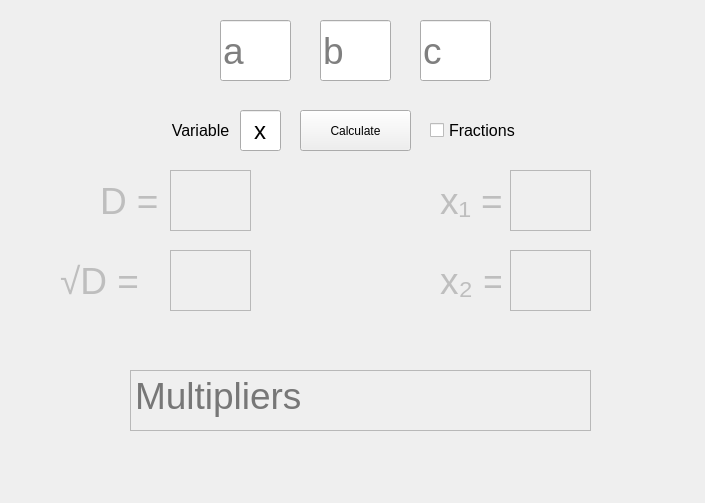
Old version of the form form.ui in the repository Alex482Ukr/QEQt.
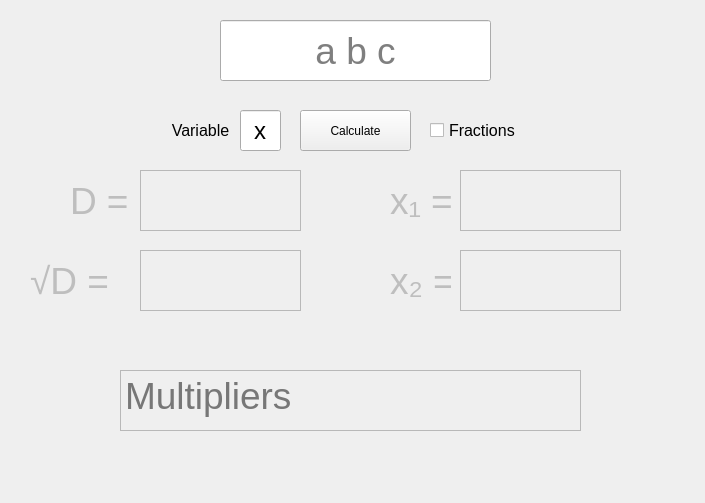
New version of the form.

What changed in the file:
```diff
--- a/form.ui
+++ b/form.ui
@@ -39,7 +39,7 @@
     <rect>
      <x>220</x>
      <y>20</y>
-     <width>71</width>
+     <width>271</width>
      <height>61</height>
     </rect>
    </property>
@@ -51,50 +51,11 @@
    <property name="text">
     <string/>
    </property>
-   <property name="placeholderText">
-    <string>a</string>
+   <property name="alignment">
+    <set>Qt::AlignCenter</set>
    </property>
-  </widget>
-  <widget class="QLineEdit" name="lineEdit_b">
-   <property name="geometry">
-    <rect>
-     <x>320</x>
-     <y>20</y>
-     <width>71</width>
-     <height>61</height>
-    </rect>
-   </property>
-   <property name="font">
-    <font>
-     <pointsize>28</pointsize>
-    </font>
-   </property>
-   <property name="text">
-    <string/>
-   </property>
    <property name="placeholderText">
-    <string>b</string>
-   </property>
-  </widget>
-  <widget class="QLineEdit" name="lineEdit_c">
-   <property name="geometry">
-    <rect>
-     <x>420</x>
-     <y>20</y>
-     <width>71</width>
-     <height>61</height>
-    </rect>
-   </property>
-   <property name="font">
-    <font>
-     <pointsize>28</pointsize>
-    </font>
-   </property>
-   <property name="text">
-    <string/>
-   </property>
-   <property name="placeholderText">
-    <string>c</string>
+    <string>a b c</string>
    </property>
   </widget>
   <widget class="QLabel" name="label_d">
@@ -103,7 +64,7 @@
    </property>
    <property name="geometry">
     <rect>
-     <x>100</x>
+     <x>70</x>
      <y>170</y>
      <width>61</width>
      <height>61</height>
@@ -124,9 +85,9 @@
    </property>
    <property name="geometry">
     <rect>
-     <x>170</x>
+     <x>140</x>
      <y>170</y>
-     <width>81</width>
+     <width>161</width>
      <height>61</height>
     </rect>
    </property>
@@ -155,9 +116,9 @@
    </property>
    <property name="geometry">
     <rect>
-     <x>510</x>
+     <x>460</x>
      <y>170</y>
-     <width>81</width>
+     <width>161</width>
      <height>61</height>
     </rect>
    </property>
@@ -183,7 +144,7 @@
    </property>
    <property name="geometry">
     <rect>
-     <x>440</x>
+     <x>390</x>
      <y>170</y>
      <width>61</width>
      <height>61</height>
@@ -204,7 +165,7 @@
    </property>
    <property name="geometry">
     <rect>
-     <x>440</x>
+     <x>390</x>
      <y>250</y>
      <width>61</width>
      <height>61</height>
@@ -225,9 +186,9 @@
    </property>
    <property name="geometry">
     <rect>
-     <x>510</x>
+     <x>460</x>
      <y>250</y>
-     <width>81</width>
+     <width>161</width>
      <height>61</height>
     </rect>
    </property>
@@ -253,9 +214,9 @@
    </property>
    <property name="geometry">
     <rect>
-     <x>170</x>
+     <x>140</x>
      <y>250</y>
-     <width>81</width>
+     <width>161</width>
      <height>61</height>
     </rect>
    </property>
@@ -281,7 +242,7 @@
    </property>
    <property name="geometry">
     <rect>
-     <x>60</x>
+     <x>30</x>
      <y>250</y>
      <width>101</width>
      <height>61</height>
@@ -302,7 +263,7 @@
    </property>
    <property name="geometry">
     <rect>
-     <x>260</x>
+     <x>310</x>
      <y>170</y>
      <width>61</width>
      <height>61</height>
@@ -323,7 +284,7 @@
    </property>
    <property name="geometry">
     <rect>
-     <x>130</x>
+     <x>120</x>
      <y>370</y>
      <width>461</width>
      <height>61</height>
```
Left out of the diff: 4 changed lines with no effect on the pictures.
